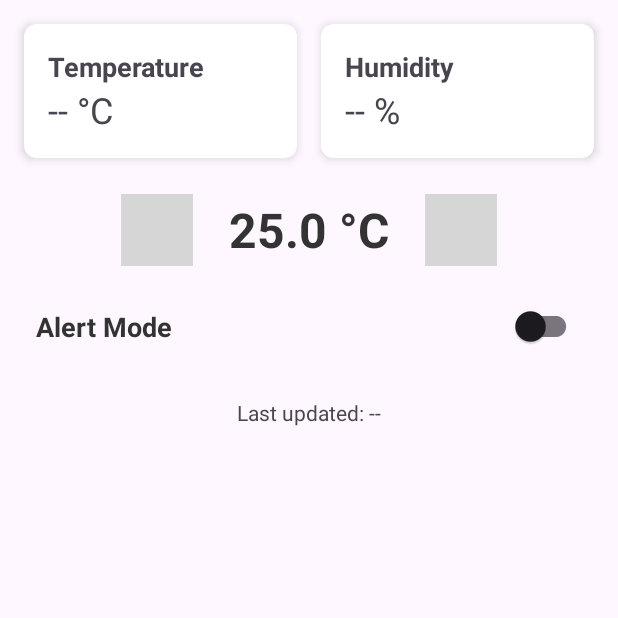
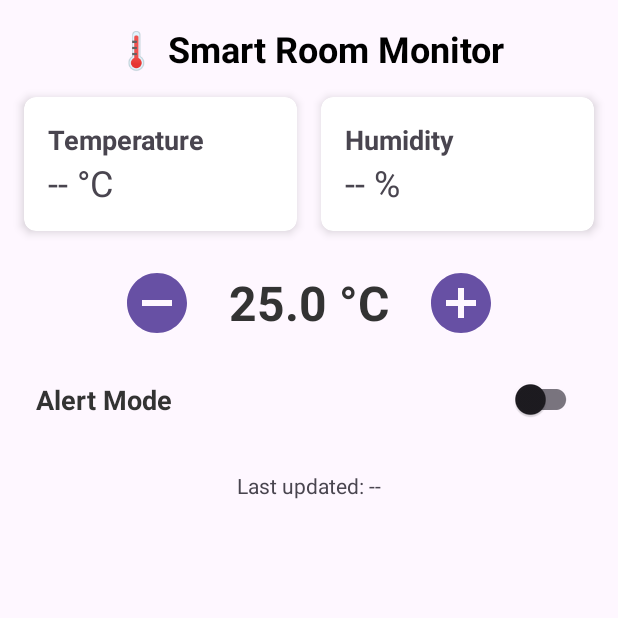
Before and after one commit to LoAnTTM/ESP32_Android, an Android app: the screen it shows after launch (MainActivity), on a phone screen of 412 x 824 dp, the top half of it. Run offline under Robolectric (Android 15) with nearby library versions, the phone set to English and light mode, and no system bars; our stand-ins replace Firebase (no records; nobody signed in at launch, a user with empty details on screens opened directly); 2 statements that could not run were skipped; grey boxes are pictures that could not be loaded.

Commit message:
Fix error

```diff
--- a/ESP32_App/app/src/main/res/layout/activity_main.xml
+++ b/ESP32_App/app/src/main/res/layout/activity_main.xml
@@ -6,6 +6,21 @@
     android:layout_width="match_parent"
     android:layout_height="match_parent"
     tools:context=".MainActivity">
+
+    <TextView
+        android:id="@+id/appTitle"
+        android:layout_width="0dp"
+        android:layout_height="wrap_content"
+        android:layout_marginTop="16dp"
+        android:gravity="center"
+        android:text="🌡️ Smart Room Monitor"
+        android:textColor="@android:color/black"
+        android:textSize="24sp"
+        android:textStyle="bold"
+        app:layout_constraintEnd_toEndOf="parent"
+        app:layout_constraintHorizontal_bias="0.0"
+        app:layout_constraintStart_toStartOf="parent"
+        app:layout_constraintTop_toTopOf="parent" />
 
     <!-- Temperature Card -->
     <androidx.cardview.widget.CardView
@@ -19,7 +34,7 @@
         app:cardElevation="4dp"
         app:layout_constraintEnd_toStartOf="@+id/cardHum"
         app:layout_constraintStart_toStartOf="parent"
-        app:layout_constraintTop_toTopOf="parent">
+        app:layout_constraintTop_toBottomOf="@+id/appTitle">
 
         <LinearLayout
             android:layout_width="match_parent"
@@ -81,7 +96,7 @@
         </LinearLayout>
     </androidx.cardview.widget.CardView>
 
-    <!-- 🆕 Threshold Controller (replacing EditText + Button) -->
+    <!-- Threshold Controller ( EditText + Button) -->
     <LinearLayout
         android:id="@+id/layoutThresholdControl"
         android:layout_width="wrap_content"
@@ -93,15 +108,12 @@
         app:layout_constraintStart_toStartOf="parent"
         app:layout_constraintEnd_toEndOf="parent">
 
-        <ImageButton
+        <Button
             android:id="@+id/buttonDecrement"
             android:layout_width="48dp"
             android:layout_height="48dp"
-            android:background="@drawable/bg_circle"
-            android:src="@drawable/ic_remove"
-            android:contentDescription="Decrease"
-            android:scaleType="centerInside"
-            app:tint="@android:color/white" />
+            android:background="@drawable/remove_circle" />
+
 
         <TextView
             android:id="@+id/textViewThreshold"
@@ -114,15 +126,11 @@
             android:textColor="#333"
             android:textStyle="bold" />
 
-        <ImageButton
+        <Button
             android:id="@+id/buttonIncrement"
             android:layout_width="48dp"
             android:layout_height="48dp"
-            android:background="@drawable/bg_circle"
-            android:src="@drawable/outline_add_2_24"
-            android:contentDescription="Increase"
-            android:scaleType="centerInside"
-            app:tint="@android:color/white" />
+            android:background="@drawable/add_circle" />
     </LinearLayout>
 
     <!-- Alert Mode Switch -->
```
Also changed, not shown: 1 other file.
